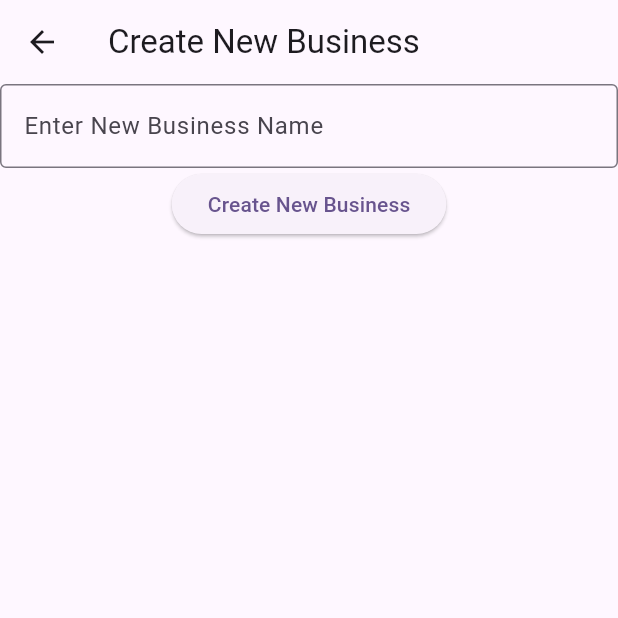
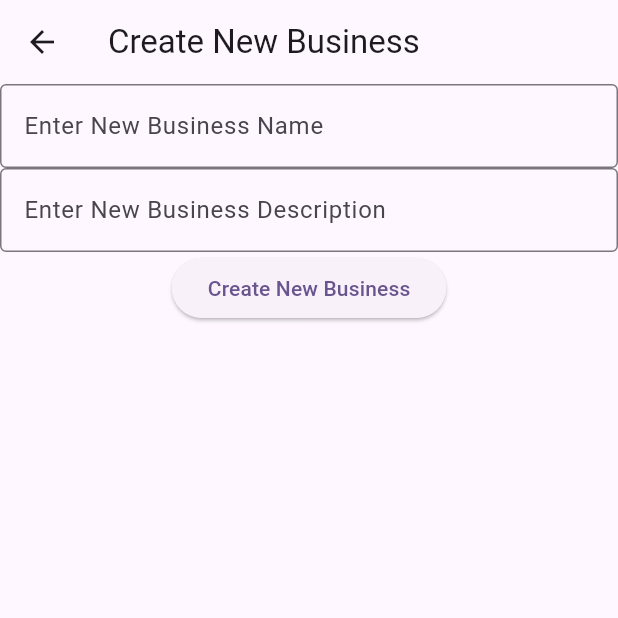
Before and after one commit to aungkoman/gas-pos, a Flutter app: the BusinessCreatePage screen opened directly, on a phone screen of 412 x 824 dp, the top half of it. Run offline on Flutter 3.47's test engine with Material 3 defaults, Android fonts, the phone set to English and light mode, and no system bars.

```diff
--- a/lib/models/business.dart
+++ b/lib/models/business.dart
@@ -1,6 +1,7 @@
 class Business {
   int id;
   String name;
+  String description;
 
-  Business({required this.id, required this.name});
+  Business({required this.id, required this.name, required this.description});
 }
--- a/lib/pages/business/business_create_page.dart
+++ b/lib/pages/business/business_create_page.dart
@@ -11,7 +11,8 @@ class BusinessCreatePage extends StatefulWidget {
 
 class _BusinessCreatePageState extends State<BusinessCreatePage> {
 
-  TextEditingController _nameTec = TextEditingController();
+  final TextEditingController _nameTec = TextEditingController();
+  final TextEditingController _descriptionTec = TextEditingController();
 
   @override
   Widget build(BuildContext context) {
@@ -28,9 +29,16 @@ class _BusinessCreatePageState extends State<BusinessCreatePage> {
               hintText: 'Enter New Business Name',
             ),
           ),
+          TextField(
+            controller: _descriptionTec,
+            decoration: InputDecoration(
+              border: OutlineInputBorder(),
+              hintText: 'Enter New Business Description',
+            ),
+          ),
 
           ElevatedButton(onPressed: (){
-            Provider.of<BusinessProvider>(context, listen : false).createNewBusiness( name: _nameTec.text);
+            Provider.of<BusinessProvider>(context, listen : false).createNewBusiness( name: _nameTec.text, description: _descriptionTec.text);
             Navigator.pop(context);
           }, child: Text("Create New Business"))
 
--- a/lib/pages/business/business_list_page.dart
+++ b/lib/pages/business/business_list_page.dart
@@ -1,7 +1,9 @@
 import 'package:flutter/material.dart';
 import 'package:gaspos/pages/business/business_create_page.dart';
+import 'package:gaspos/pages/business/business_detail_page.dart';
 import 'package:provider/provider.dart';
 
+import '../../models/business.dart';
 import '../../providers/business_provider.dart';
 
 class BusinessListPage extends StatefulWidget {
@@ -32,7 +34,18 @@ class _BusinessListPageState extends State<BusinessListPage> {
         child: ListView.separated(
             itemBuilder: (context, index) => ListTile(
               leading: Text("${index + 1}"),
-              title: Text(Provider.of<BusinessProvider>(context, listen : true).businesses[index].name),),
+              title: Text(Provider.of<BusinessProvider>(context, listen : true).businesses[index].name),
+              onTap: (){
+                Business currentBusiness = Provider.of<BusinessProvider>(context, listen : false).businesses[index];
+                Provider.of<BusinessProvider>(context, listen: false).setSelectedBusiness(business: currentBusiness);
+                Navigator.push(
+                  context,
+                  MaterialPageRoute(
+                    builder: (context) => const BusinessDetailPage(),
+                  ),
+                );
+              },
+            ),
             separatorBuilder: (context, index) => Divider(),
             itemCount: Provider.of<BusinessProvider>(context, listen : true).businesses.length
         ),
--- a/lib/providers/business_provider.dart
+++ b/lib/providers/business_provider.dart
@@ -3,14 +3,21 @@ import 'package:gaspos/models/business.dart';
 
 class BusinessProvider extends ChangeNotifier {
   List<Business> businesses = [
-    Business(id: 1, name: "Denko"),
-    Business(id: 2, name: "Regency"),
-    Business(id: 3, name: "Ma Cho Mee Mee")
+    Business(id: 1, name: "Denko" , description: "the Number One Fuel Station in Myanmar"),
+    Business(id: 2, name: "Regency", description: "Myanmar Energy Monitor / Companies. Fuel distribution"),
+    Business(id: 3, name: "Ma Cho Mee Mee" , description: "Affordable fuel station in Pyin Oo Lwin")
   ];
 
-  void createNewBusiness({required String name}){
-    Business newBusiness = Business(id: businesses.length + 1 , name: name);
+  Business selectedBusiness = Business(id: 0, name: "", description: "");
+
+  void createNewBusiness({required String name, required String description}){
+    Business newBusiness = Business(id: businesses.length + 1 , name: name, description:  description);
     businesses.add(newBusiness);
     notifyListeners();
   }
+
+  void setSelectedBusiness({required Business business}){
+    selectedBusiness = business;
+    notifyListeners();
+  }
 }
```
Also changed, not shown: lib/pages/business/business_detail_page.dart (added, +28 -0 lines).
